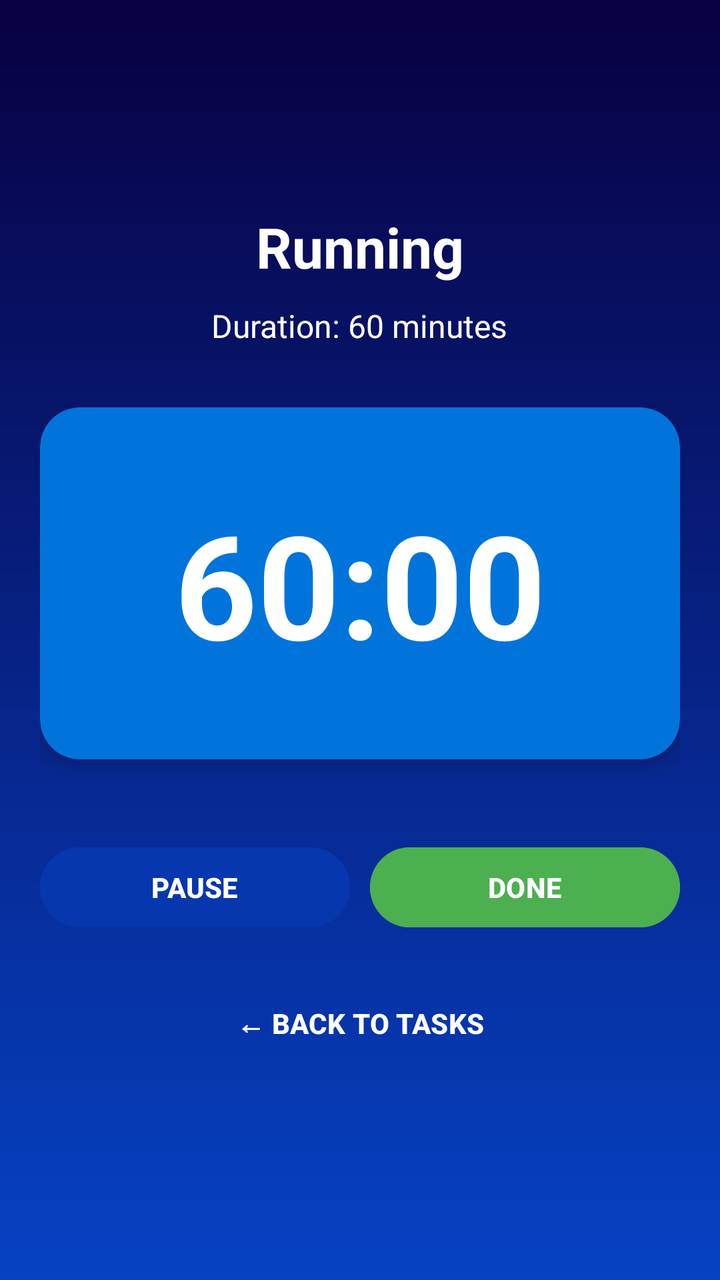
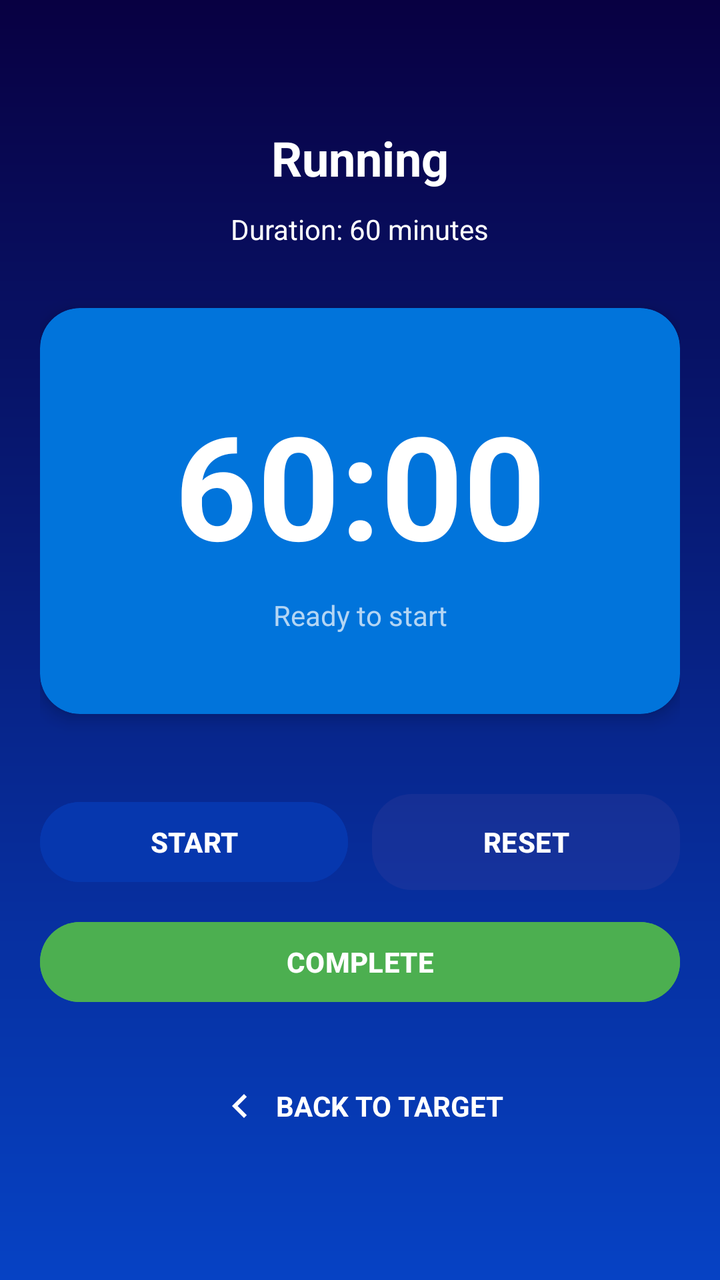

Before-and-after screenshots of an Android layout around one commit, followed by the original layout XML and the change that was made.
<!-- AndroidManifest.xml: application theme Theme.RUNOVA -->
<!-- res/layout/activity_timer.xml -->
<?xml version="1.0" encoding="utf-8"?>
<androidx.constraintlayout.widget.ConstraintLayout xmlns:android="http://schemas.android.com/apk/res/android"
    xmlns:app="http://schemas.android.com/apk/res-auto"
    android:layout_width="match_parent"
    android:layout_height="match_parent"
    android:background="@drawable/background"
    android:padding="20dp">

    <LinearLayout
        android:layout_width="match_parent"
        android:layout_height="wrap_content"
        android:orientation="vertical"
        android:gravity="center"
        app:layout_constraintTop_toTopOf="parent"
        app:layout_constraintBottom_toBottomOf="parent">

        <TextView
            android:id="@+id/tvTaskName"
            android:layout_width="wrap_content"
            android:layout_height="wrap_content"
            android:layout_marginBottom="10dp"
            android:text="Running"
            android:textColor="@color/white"
            android:textSize="28sp"
            android:textStyle="bold" />

        <TextView
            android:id="@+id/tvDurationLabel"
            android:layout_width="wrap_content"
            android:layout_height="wrap_content"
            android:layout_marginBottom="30dp"
            android:text="Duration: 60 minutes"
            android:textColor="@color/white"
            android:textSize="16sp" />

        <androidx.cardview.widget.CardView
            android:layout_width="match_parent"
            android:layout_height="wrap_content"
            android:layout_marginBottom="40dp"
            app:cardBackgroundColor="@color/card_bg"
            app:cardCornerRadius="@dimen/card_radius"
            app:cardElevation="@dimen/card_elevation">

            <TextView
                android:id="@+id/tvTimerDisplay"
                android:layout_width="match_parent"
                android:layout_height="wrap_content"
                android:gravity="center"
                android:padding="40dp"
                android:text="60:00"
                android:textColor="@color/white"
                android:textSize="72sp"
                android:textStyle="bold" />

        </androidx.cardview.widget.CardView>

        <LinearLayout
            android:layout_width="match_parent"
            android:layout_height="wrap_content"
            android:layout_marginBottom="20dp"
            android:orientation="horizontal">

            <Button
                android:id="@+id/btnPrimary"
                android:layout_width="0dp"
                android:layout_height="48dp"
                android:layout_marginEnd="10dp"
                android:layout_weight="1"
                android:backgroundTint="@color/button_primary"
                android:text="PAUSE"
                android:textColor="@color/white"
                android:textStyle="bold" />

            <Button
                android:id="@+id/btnDone"
                android:layout_width="0dp"
                android:layout_height="48dp"
                android:layout_weight="1"
                android:backgroundTint="@color/status_success"
                android:text="DONE"
                android:textColor="@color/white"
                android:textStyle="bold" />

        </LinearLayout>

        <Button
            android:id="@+id/btnResume"
            android:layout_width="match_parent"
            android:layout_height="48dp"
            android:layout_marginBottom="20dp"
            android:backgroundTint="@color/status_success"
            android:text="RESUME"
            android:textColor="@color/white"
            android:textStyle="bold"
            android:visibility="gone" />

        <Button
            android:id="@+id/btnBack"
            android:layout_width="wrap_content"
            android:layout_height="wrap_content"
            android:background="@android:color/transparent"
            android:text="&#8592; BACK TO TASKS"
            android:textColor="@color/white"
            android:textStyle="bold" />

    </LinearLayout>

</androidx.constraintlayout.widget.ConstraintLayout>
<!-- resources referenced by this layout -->
<resources>
  <color name="button_primary">#0637AE</color>
  <color name="card_bg">#FF0174DB</color>
  <color name="status_success">#4CAF50</color>
  <color name="white">#FFFFFFFF</color>
  <dimen name="card_elevation">5dp</dimen>
  <dimen name="card_radius">20dp</dimen>
  <!-- drawable background (drawable) -->
  <?xml version="1.0" encoding="utf-8"?>
  <shape xmlns:android="http://schemas.android.com/apk/res/android"
      android:shape="rectangle">
      <gradient
          android:startColor="#0642C4"
          android:endColor="#080042"
          android:angle="90"
          android:type="linear" />
  </shape>
  <style name="Theme.RUNOVA" parent="Base.Theme.RUNOVA">
          <item name="android:statusBarColor">@android:color/transparent</item>
          <item name="android:windowLightStatusBar">false</item>
  
          
          <item name="android:navigationBarColor">@android:color/transparent</item>
          <item name="android:windowLightNavigationBar">false</item>
          <item name="android:enforceNavigationBarContrast">false</item>
          <item name="android:enforceStatusBarContrast">false</item>
          <item name="android:windowBackground">@drawable/background</item>
  
          
          <item name="android:windowLayoutInDisplayCutoutMode">shortEdges</item>
  
          
          <item name="android:windowAnimationStyle">@style/Animation.RUNOVA.None</item>
      </style>
  <style name="Base.Theme.RUNOVA" parent="Theme.Material3.DayNight.NoActionBar" />
  <style name="Animation.RUNOVA.None" parent="@android:style/Animation.Activity">
          <item name="android:activityOpenEnterAnimation">@null</item>
          <item name="android:activityOpenExitAnimation">@null</item>
          <item name="android:activityCloseEnterAnimation">@null</item>
          <item name="android:activityCloseExitAnimation">@null</item>
      </style>
</resources>

<!-- the commit's change to res/layout/activity_timer.xml (unified diff, before → after) -->
@@ -1,18 +1,17 @@
 <?xml version="1.0" encoding="utf-8"?>
-<androidx.constraintlayout.widget.ConstraintLayout xmlns:android="http://schemas.android.com/apk/res/android"
+<ScrollView xmlns:android="http://schemas.android.com/apk/res/android"
     xmlns:app="http://schemas.android.com/apk/res-auto"
     android:layout_width="match_parent"
     android:layout_height="match_parent"
     android:background="@drawable/background"
-    android:padding="20dp">
+    android:fillViewport="true">
 
     <LinearLayout
         android:layout_width="match_parent"
         android:layout_height="wrap_content"
         android:orientation="vertical"
         android:gravity="center"
-        app:layout_constraintTop_toTopOf="parent"
-        app:layout_constraintBottom_toBottomOf="parent">
+        android:padding="20dp">
 
         <TextView
             android:id="@+id/tvTaskName"
@@ -21,7 +20,7 @@
             android:layout_marginBottom="10dp"
             android:text="Running"
             android:textColor="@color/white"
-            android:textSize="28sp"
+            android:textSize="24sp"
             android:textStyle="bold" />
 
         <TextView
@@ -31,7 +30,7 @@
             android:layout_marginBottom="30dp"
             android:text="Duration: 60 minutes"
             android:textColor="@color/white"
-            android:textSize="16sp" />
+            android:textSize="14sp" />
 
         <androidx.cardview.widget.CardView
             android:layout_width="match_parent"
@@ -41,68 +40,102 @@
             app:cardCornerRadius="@dimen/card_radius"
             app:cardElevation="@dimen/card_elevation">
 
-            <TextView
-                android:id="@+id/tvTimerDisplay"
+            <LinearLayout
                 android:layout_width="match_parent"
                 android:layout_height="wrap_content"
-                android:gravity="center"
-                android:padding="40dp"
-                android:text="60:00"
-                android:textColor="@color/white"
-                android:textSize="72sp"
-                android:textStyle="bold" />
+                android:orientation="vertical">
+
+                <TextView
+                    android:id="@+id/tvTimerDisplay"
+                    android:layout_width="match_parent"
+                    android:layout_height="wrap_content"
+                    android:gravity="center"
+                    android:paddingTop="40dp"
+                    android:paddingBottom="8dp"
+                    android:text="60:00"
+                    android:textColor="@color/white"
+                    android:textSize="72sp"
+                    android:textStyle="bold" />
+
+                <TextView
+                    android:id="@+id/tvTimerState"
+                    android:layout_width="match_parent"
+                    android:layout_height="wrap_content"
+                    android:gravity="center"
+                    android:paddingBottom="40dp"
+                    android:text="Ready to start"
+                    android:textColor="#B3FFFFFF"
+                    android:textSize="14sp" />
+
+            </LinearLayout>
 
         </androidx.cardview.widget.CardView>
 
         <LinearLayout
             android:layout_width="match_parent"
             android:layout_height="wrap_content"
-            android:layout_marginBottom="20dp"
+            android:layout_marginBottom="12dp"
             android:orientation="horizontal">
 
             <Button
                 android:id="@+id/btnPrimary"
                 android:layout_width="0dp"
                 android:layout_height="48dp"
-                android:layout_marginEnd="10dp"
+                android:layout_marginEnd="6dp"
                 android:layout_weight="1"
                 android:backgroundTint="@color/button_primary"
-                android:text="PAUSE"
+                android:text="START"
                 android:textColor="@color/white"
                 android:textStyle="bold" />
 
             <Button
-                android:id="@+id/btnDone"
+                android:id="@+id/btnReset"
                 android:layout_width="0dp"
                 android:layout_height="48dp"
+                android:layout_marginStart="6dp"
                 android:layout_weight="1"
-                android:backgroundTint="@color/status_success"
-                android:text="DONE"
+                android:background="@drawable/bg_btn_secondary"
+                android:text="RESET"
                 android:textColor="@color/white"
                 android:textStyle="bold" />
 
         </LinearLayout>
 
         <Button
-            android:id="@+id/btnResume"
+            android:id="@+id/btnDone"
             android:layout_width="match_parent"
             android:layout_height="48dp"
-            android:layout_marginBottom="20dp"
+            android:layout_marginBottom="24dp"
             android:backgroundTint="@color/status_success"
-            android:text="RESUME"
-            android:textColor="@color/white"
-            android:textStyle="bold"
-            android:visibility="gone" />
-
-        <Button
-            android:id="@+id/btnBack"
-            android:layout_width="wrap_content"
-            android:layout_height="wrap_content"
-            android:background="@android:color/transparent"
-            android:text="&#8592; BACK TO TASKS"
+            android:text="COMPLETE"
             android:textColor="@color/white"
             android:textStyle="bold" />
 
+        <LinearLayout
+            android:id="@+id/btnBack"
+            android:layout_width="wrap_content"
+            android:layout_height="48dp"
+            android:background="?attr/selectableItemBackgroundBorderless"
+            android:gravity="center"
+            android:orientation="horizontal">
+
+            <ImageView
+                android:layout_width="24dp"
+                android:layout_height="24dp"
+                android:layout_marginEnd="6dp"
+                android:contentDescription="@null"
+                android:src="@drawable/ic_chevron_left"
+                android:tint="@color/white" />
+
+            <TextView
+                android:layout_width="wrap_content"
+                android:layout_height="wrap_content"
+                android:text="BACK TO TARGET"
+                android:textColor="@color/white"
+                android:textStyle="bold" />
+
+        </LinearLayout>
+
     </LinearLayout>
 
-</androidx.constraintlayout.widget.ConstraintLayout>
+</ScrollView>
<!-- resource entries referenced after the edit -->
@@ -16,7 +16,38 @@
           android:angle="90"
           android:type="linear" />
   </shape>
+  <!-- drawable bg_btn_secondary (drawable) -->
+  <?xml version="1.0" encoding="utf-8"?>
+  <shape xmlns:android="http://schemas.android.com/apk/res/android"
+      android:shape="rectangle">
+      <solid android:color="#26FFFFFF" />
+      <corners android:radius="@dimen/card_radius" />
+  </shape>
+  <!-- drawable ic_chevron_left (drawable) -->
+  <?xml version="1.0" encoding="utf-8"?>
+  <vector xmlns:android="http://schemas.android.com/apk/res/android"
+      android:width="24dp"
+      android:height="24dp"
+      android:viewportWidth="24"
+      android:viewportHeight="24"
+      android:tint="?attr/colorControlNormal">
+      <path
+          android:fillColor="#FFFFFF"
+          android:pathData="M15.41,7.41L14,6l-6,6 6,6 1.41,-1.41L10.83,12z" />
+  </vector>
   <style name="Theme.RUNOVA" parent="Base.Theme.RUNOVA">
+          <item name="alertDialogTheme">@style/Theme.RUNOVA.AlertDialog</item>
+          
+          <item name="selectableItemBackground">@android:color/transparent</item>
+          <item name="selectableItemBackgroundBorderless">@android:color/transparent</item>
+          <item name="android:selectableItemBackground">@android:color/transparent</item>
+          <item name="colorControlHighlight">@android:color/transparent</item>
+          <item name="rippleColor">@android:color/transparent</item>
+          <item name="android:colorPressedHighlight">@android:color/transparent</item>
+          <item name="android:colorActivatedHighlight">@android:color/transparent</item>
+          <item name="android:colorFocusedHighlight">@android:color/transparent</item>
+          <item name="materialButtonStyle">@style/Theme.RUNOVA.Button</item>
+  
           <item name="android:statusBarColor">@android:color/transparent</item>
           <item name="android:windowLightStatusBar">false</item>
   
@@ -34,6 +65,17 @@
           <item name="android:windowAnimationStyle">@style/Animation.RUNOVA.None</item>
       </style>
   <style name="Base.Theme.RUNOVA" parent="Theme.Material3.DayNight.NoActionBar" />
+  <style name="Theme.RUNOVA.AlertDialog" parent="ThemeOverlay.Material3.MaterialAlertDialog">
+          <item name="colorSurface">@color/card_bg</item>
+          <item name="colorOnSurface">@color/white</item>
+          <item name="colorPrimary">@color/white</item>
+          <item name="android:textColor">@color/white</item>
+          <item name="dialogCornerRadius">@dimen/card_radius</item>
+      </style>
+  <style name="Theme.RUNOVA.Button" parent="Widget.Material3.Button">
+          <item name="rippleColor">@android:color/transparent</item>
+          <item name="android:stateListAnimator">@null</item>
+      </style>
   <style name="Animation.RUNOVA.None" parent="@android:style/Animation.Activity">
           <item name="android:activityOpenEnterAnimation">@null</item>
           <item name="android:activityOpenExitAnimation">@null</item>
